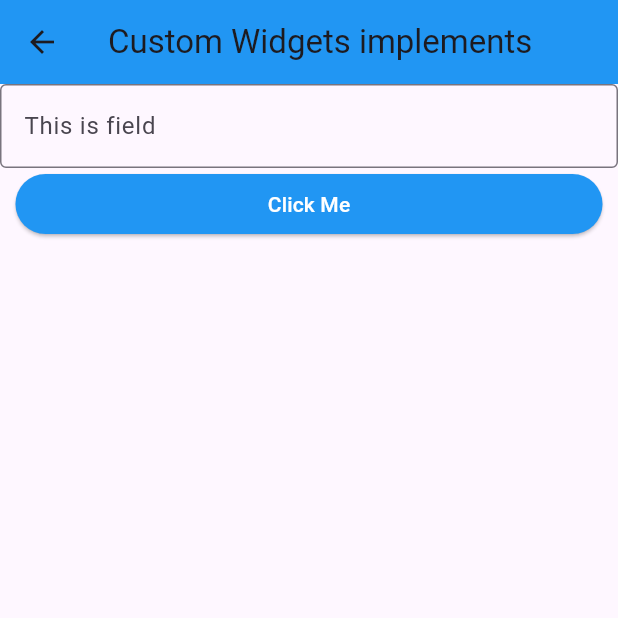
After one commit to SarjakBhandari/assignment_2, a Flutter app: the screen it shows after launch, after a tap on "Custom Layout Screen", on a phone screen of 412 x 824 dp, the top half of it. The commit adds this screen. Run offline on Flutter 3.47's test engine with Material 3 defaults, Android fonts, the phone set to English and light mode, and no system bars; network calls fail.

Commit message:
custom widget and button

```diff
--- /dev/null
+++ b/lib/screens/custom_layout.dart
@@ -0,0 +1,32 @@
+import 'package:assignment_2/widgets/my_text_form_field.dart';
+import 'package:flutter/material.dart';
+
+import '../widgets/my_button.dart';
+
+class CustomLayout extends StatelessWidget {
+  const CustomLayout({super.key});
+
+  @override
+  Widget build(BuildContext context) {
+    return Scaffold(
+      appBar: AppBar(
+        title: Text("Custom Widgets implements"),
+        backgroundColor: Colors.blue,
+      ),
+      body: SingleChildScrollView(
+        child: Column(
+            children: [
+              SizedBox(
+                child:  MyTextFormField(onChanged: (value)=>{}, text: "This is field"),
+              ),
+                SizedBox(
+                  width: (MediaQuery.of(context).size.width)*0.95,
+                  child:  MyButton(onPressed: (){}, text: 'Click Me')
+                ),
+
+            ],
+          ),
+      ),
+    );
+  }
+}
--- a/lib/screens/dashboard_screen.dart
+++ b/lib/screens/dashboard_screen.dart
@@ -2,11 +2,14 @@ import 'package:assignment_2/screens/area_of_circle.dart';
 import 'package:assignment_2/screens/arithmetic_screen.dart';
 import 'package:assignment_2/screens/column_screen.dart';
 import 'package:assignment_2/screens/container_screen.dart';
+import 'package:assignment_2/screens/custom_layout.dart';
+import 'package:assignment_2/screens/flexible_extendable_screen.dart';
 import 'package:assignment_2/screens/flutter_layout_screen.dart';
 import 'package:assignment_2/screens/image_screen.dart';
 import 'package:assignment_2/screens/palindrome_screen.dart';
 import 'package:assignment_2/screens/rich_text_screen.dart';
 import 'package:assignment_2/screens/simple_interest_screen.dart';
+import 'package:assignment_2/screens/snack_bar_screen.dart';
 import 'package:flutter/material.dart';
 
 class Dashboard extends StatefulWidget {
@@ -23,6 +26,7 @@ class _DashboardScreenState extends State<Dashboard> {
       appBar: AppBar(title: Text("Dashboard"), backgroundColor: Colors.amber),
       body: Padding(
         padding: EdgeInsets.all(8),
+        child: SingleChildScrollView(
           child: Column(
             children: [
               SizedBox(height: 8),
@@ -171,7 +175,59 @@ class _DashboardScreenState extends State<Dashboard> {
                   child: Text("image Screen"),
                 ),
               ),
+              SizedBox(
+                width: double.infinity,
+                child: ElevatedButton(
+                  onPressed: () {
+                    setState(() {
+                      Navigator.push(
+                        context,
+                        MaterialPageRoute(
+                          builder: (context) => FlexibleExtendableScreen(),
+
+                        ),
+                      );
+                    });
+                  },
+                  child: Text("Flexible Screen"),
+                ),
+              ),
+              SizedBox(
+                width: double.infinity,
+                child: ElevatedButton(
+                  onPressed: () {
+                    setState(() {
+                      Navigator.push(
+                        context,
+                        MaterialPageRoute(
+                          builder: (context) => SnackBarScreen(),
+
+                        ),
+                      );
+                    });
+                  },
+                  child: Text("snack bar Screen"),
+                ),
+              ),
+              SizedBox(
+                width: double.infinity,
+                child: ElevatedButton(
+                  onPressed: () {
+                    setState(() {
+                      Navigator.push(
+                        context,
+                        MaterialPageRoute(
+                          builder: (context) => CustomLayout(),
+
+                        ),
+                      );
+                    });
+                  },
+                  child: Text("Custom Layout Screen"),
+                ),
+              ),
             ],
+          ),
         ),
       ),
     );
--- a/lib/screens/image_screen.dart
+++ b/lib/screens/image_screen.dart
@@ -6,6 +6,9 @@ class ImageScreen extends StatelessWidget {
   @override
   Widget build(BuildContext context) {
     return Scaffold(
+      appBar: AppBar(
+        title:Text( "Images"),
+      ),
       body: SafeArea(
               child:SingleChildScrollView(
                 child: Column(
--- /dev/null
+++ b/lib/widgets/my_button.dart
@@ -0,0 +1,32 @@
+import 'package:flutter/material.dart';
+
+class MyButton extends StatelessWidget {
+  final VoidCallback onPressed;
+  final String text;
+
+  const MyButton(
+        {
+          super.key,
+          required this.onPressed,
+          required this.text,
+        }
+      );
+
+  @override
+  Widget build(BuildContext context) {
+    return ElevatedButton(
+      style: ElevatedButton.styleFrom(
+        backgroundColor: Colors.blue,
+        padding: const EdgeInsets.symmetric(
+          horizontal: 20,
+          vertical: 10
+        ),
+      ),
+        onPressed: onPressed,
+        child: Text(text,
+        style: TextStyle(
+          color: Colors.white
+        ),)
+    );
+  }
+}
--- /dev/null
+++ b/lib/widgets/my_text_form_field.dart
@@ -0,0 +1,30 @@
+import 'package:flutter/material.dart';
+
+class MyTextFormField extends StatelessWidget {
+  final ValueChanged<String> onChanged;
+  final String text;
+
+  const MyTextFormField(
+      {
+        super.key,
+        required this.onChanged,
+        required this.text
+      }
+      );
+
+  @override
+  Widget build(BuildContext context) {
+    return TextFormField(
+      decoration: InputDecoration(
+        hintText: text,
+        border: const OutlineInputBorder()
+      ),
+      onChanged: onChanged,
+      validator: (value) {
+        if (value!.isEmpty) { return "Please Write Something";}
+        return null;
+      }
+
+    );
+  }
+}
```
Also changed, not shown: lib/common/showMySnackBar.dart (added, +15 -0 lines), lib/screens/flexible_extendable_screen.dart (added, +53 -0 lines), lib/screens/snack_bar_screen.dart (added, +22 -0 lines). Lines whose indentation alone changed are shown as unchanged.
